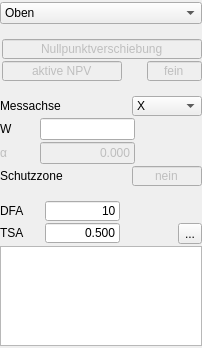
This is TouchProbe/tp_nut.ui in mikejg/CamHelper as Qt 5 draws it before an edit. The edited form follows.
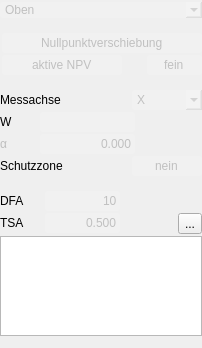
This is the edited form. Icons and pictures are not drawn. Custom widgets are drawn as their Qt base class.

Diff of the .ui file:
```diff
--- a/TouchProbe/tp_nut.ui
+++ b/TouchProbe/tp_nut.ui
@@ -19,6 +19,19 @@
   <property name="windowTitle">
    <string>Form</string>
   </property>
+  <property name="styleSheet">
+   <string notr="true">QLineEdit{color:rgb(192,192,192);
+                  background-color: rgba(255, 255, 255,32);
+                  border-radius:3px;}
+QLineEdit:focus{color:rgb(192,192,192);
+                             border: 1px solid;
+                             border-color: rgb(0, 128, 0);
+                            selection-background-color: rgb(40, 76, 117);}
+
+QComboBox{color:rgb(192,192,192);
+                        background-color: rgba(255, 255, 255,32);
+                         border-radius:3px;}</string>
+  </property>
   <layout class="QVBoxLayout" name="verticalLayout">
    <property name="spacing">
     <number>0</number>
```
Left out of the diff: 2 changed lines with no effect on the pictures.
